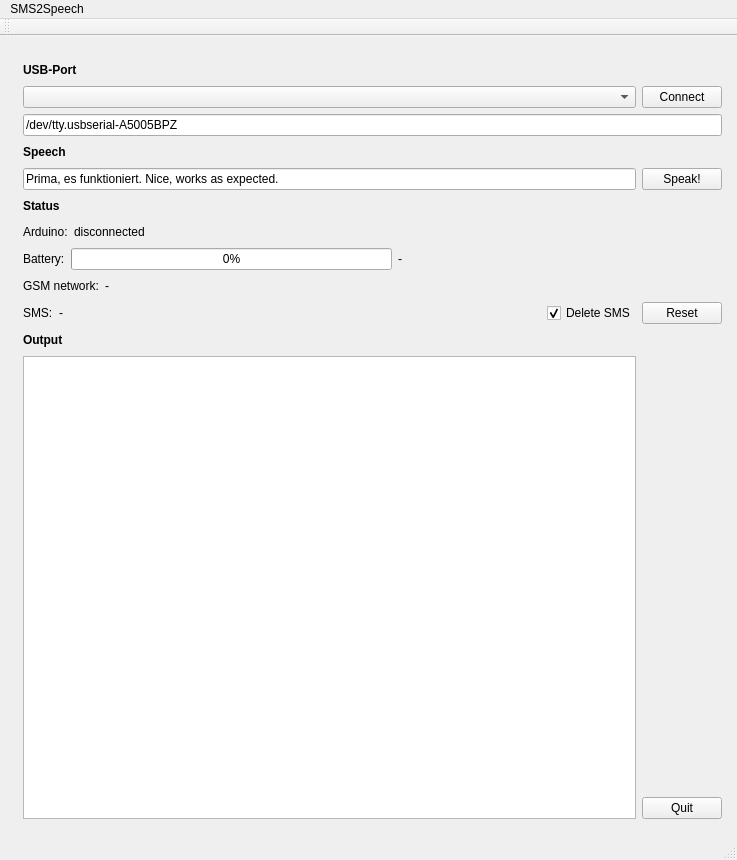
First picture: the form in Qt/mainwindow.ui, repository markusk/SMS2Speech, before the edit.
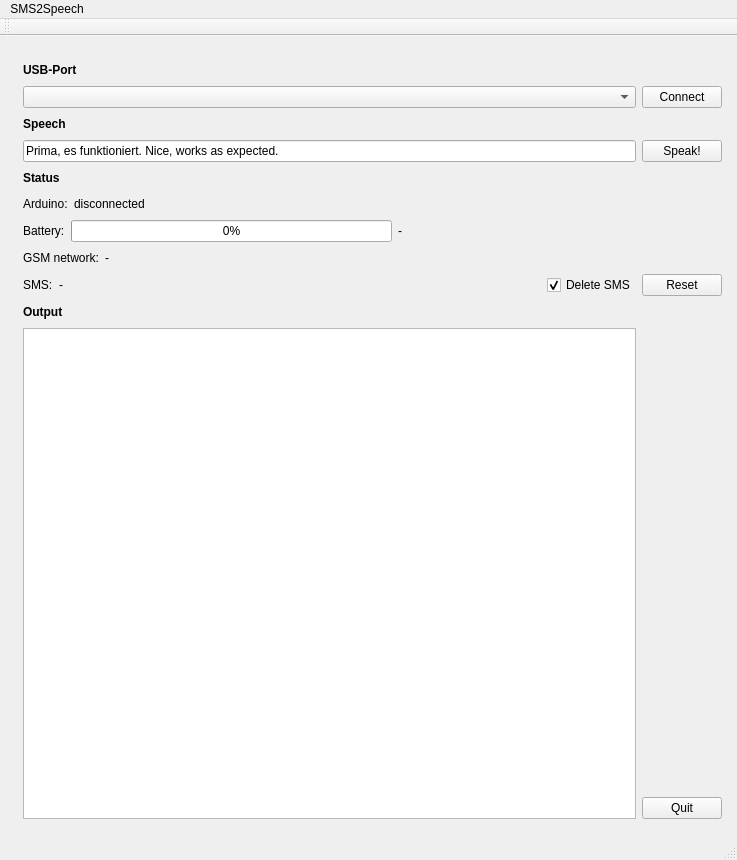
Second picture: the form after the edit.

Commit message: Removed linEdit field for serial port. Using comboBox now.

What changed in the file:
```diff
--- a/Qt/mainwindow.ui
+++ b/Qt/mainwindow.ui
@@ -77,16 +77,6 @@
          </item>
         </layout>
        </item>
-       <item>
-        <widget class="QLineEdit" name="lineEditUSBPort">
-         <property name="statusTip">
-          <string>Path to USB device. Can be changed manually.</string>
-         </property>
-         <property name="text">
-          <string>/dev/tty.usbserial-A5005BPZ</string>
-         </property>
-        </widget>
-       </item>
       </layout>
      </item>
      <item row="1" column="0">
```
The commit also changes 1 other file.
